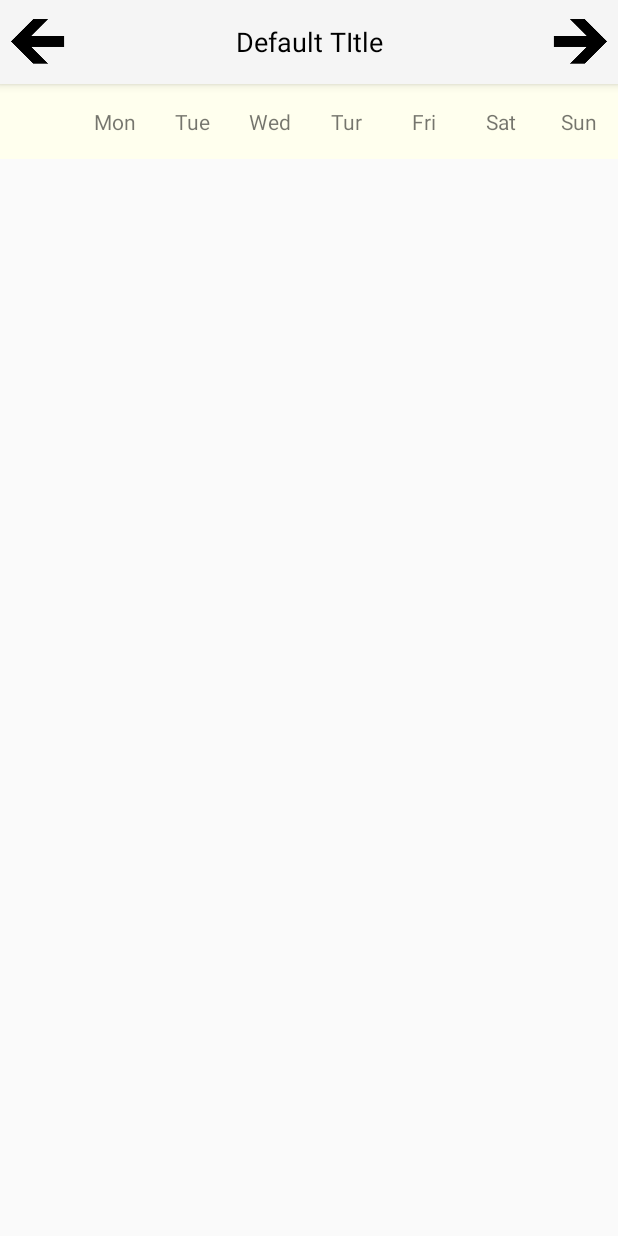
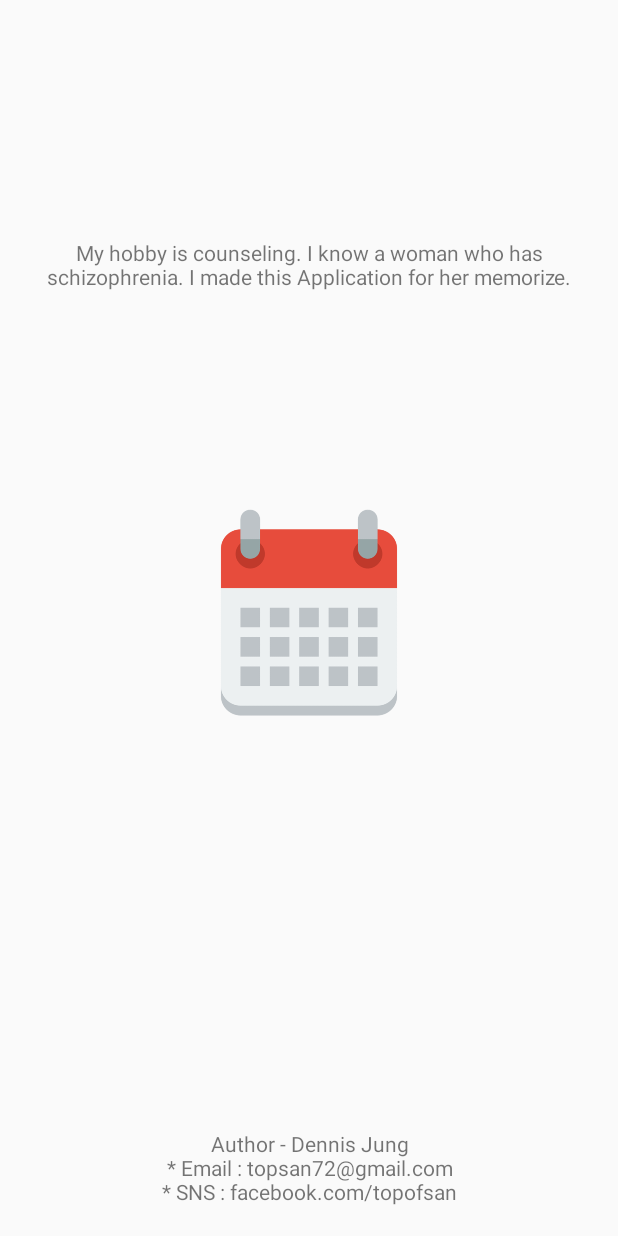
Before and after one commit to DonggeunJung/MissPlanner, an Android app: the first screen one second after launch (MainActivity before the commit, SplashActivity after it), on a phone screen of 412 x 824 dp. Run offline under Robolectric (Android 15) with nearby library versions, the phone set to English and light mode, and no system bars.

Commit message:
create Splash Activity

```diff
--- a/app/build.gradle
+++ b/app/build.gradle
@@ -8,7 +8,7 @@ android {
         minSdkVersion 23
         targetSdkVersion 25
         versionCode 1
-        versionName "1.0.1"
+        versionName "1.0.0"
         testInstrumentationRunner "android.support.test.runner.AndroidJUnitRunner"
     }
     buildTypes {
--- a/app/src/main/java/com/topsan/missplanner/App.java
+++ b/app/src/main/java/com/topsan/missplanner/App.java
@@ -47,7 +47,7 @@ public class App extends Application {
     // App close event function
     @Override
     public void onTerminate() {
-        stopService();
+        //stopService();
         super.onTerminate();
     }
 
--- a/app/src/main/java/com/topsan/missplanner/BaseActivity.java
+++ b/app/src/main/java/com/topsan/missplanner/BaseActivity.java
@@ -10,6 +10,7 @@ import android.support.v7.widget.Toolbar;
 import android.util.Log;
 import android.view.LayoutInflater;
 import android.view.View;
+import android.view.WindowManager;
 
 import java.io.BufferedReader;
 import java.io.File;
@@ -94,4 +95,13 @@ public class BaseActivity extends AppCompatActivity {
     public void onClickActionBar(View v) {
     }
 
+    public void removeStatusBar(boolean remove) {
+        if(remove){
+            getWindow().setFlags(WindowManager.LayoutParams.FLAG_FULLSCREEN,
+                    WindowManager.LayoutParams.FLAG_FULLSCREEN);
+        }else{
+            getWindow().clearFlags(WindowManager.LayoutParams.FLAG_FULLSCREEN);
+        }
+    }
+
 }
--- /dev/null
+++ b/app/src/main/java/com/topsan/missplanner/SplashActivity.java
@@ -0,0 +1,39 @@
+package com.topsan.missplanner;
+
+import android.app.ActionBar;
+import android.content.Intent;
+import android.os.Handler;
+import android.os.Message;
+import android.support.v7.app.AppCompatActivity;
+import android.os.Bundle;
+import android.view.WindowManager;
+
+/**
+ * Created by Donggeun, Jung on 2018-06-21.
+ * Copyright © 2018 Dennis Jung. All rights reserved.
+ * Email : topsan72@gmail.com / Tel : 1-770-756-0073
+ */
+
+public class SplashActivity extends BaseActivity {
+
+    @Override
+    protected void onCreate(Bundle savedInstanceState) {
+        super.onCreate(savedInstanceState);
+        setContentView(R.layout.activity_splash);
+
+        //ActionBar abar = getActionBar();
+        //abar.hide();
+        removeStatusBar(true);
+
+        mTimer_RunMainActivity.sendEmptyMessageDelayed(0, 2000);
+    }
+
+    Handler mTimer_RunMainActivity = new Handler() {
+        public void handleMessage(Message msg) {
+            Intent intent = new Intent(getApplicationContext(), MainActivity.class);
+            startActivity(intent);
+            finish();
+        }
+    };
+
+}
--- /dev/null
+++ b/app/src/main/res/layout/activity_splash.xml
@@ -0,0 +1,51 @@
+<?xml version="1.0" encoding="utf-8"?>
+<LinearLayout xmlns:android="http://schemas.android.com/apk/res/android"
+    xmlns:app="http://schemas.android.com/apk/res-auto"
+    xmlns:tools="http://schemas.android.com/tools"
+    android:layout_width="match_parent"
+    android:layout_height="match_parent"
+    android:orientation="vertical"
+    android:padding="20dp"
+    tools:context="com.topsan.missplanner.SplashActivity">
+
+    <LinearLayout
+        android:layout_width="match_parent"
+        android:layout_height="0dp"
+        android:layout_weight="2">
+
+        <TextView
+            android:layout_width="match_parent"
+            android:layout_height="match_parent"
+            android:gravity="center"
+            android:text="My hobby is counseling. I know a woman who has schizophrenia. I made this Application for her memorize."/>
+
+    </LinearLayout>
+
+    <LinearLayout
+        android:layout_width="match_parent"
+        android:layout_height="0dp"
+        android:layout_weight="1">
+
+        <ImageView
+            android:layout_width="match_parent"
+            android:layout_height="match_parent"
+            android:adjustViewBounds="false"
+            android:src="@drawable/app_icon_512p"
+            />
+
+    </LinearLayout>
+
+    <LinearLayout
+        android:layout_width="match_parent"
+        android:layout_height="0dp"
+        android:layout_weight="2">
+
+        <TextView
+            android:layout_width="match_parent"
+            android:layout_height="match_parent"
+            android:gravity="center_horizontal|bottom"
+            android:text="Author - Dennis Jung\n* Email : topsan72@gmail.com\n* SNS : facebook.com/topofsan"/>
+
+    </LinearLayout>
+
+</LinearLayout>
```
Also changed, not shown: app/src/main/AndroidManifest.xml (+14 -6 lines), app/src/main/res/drawable/app_icon_512p.png (added), 11 other files.
